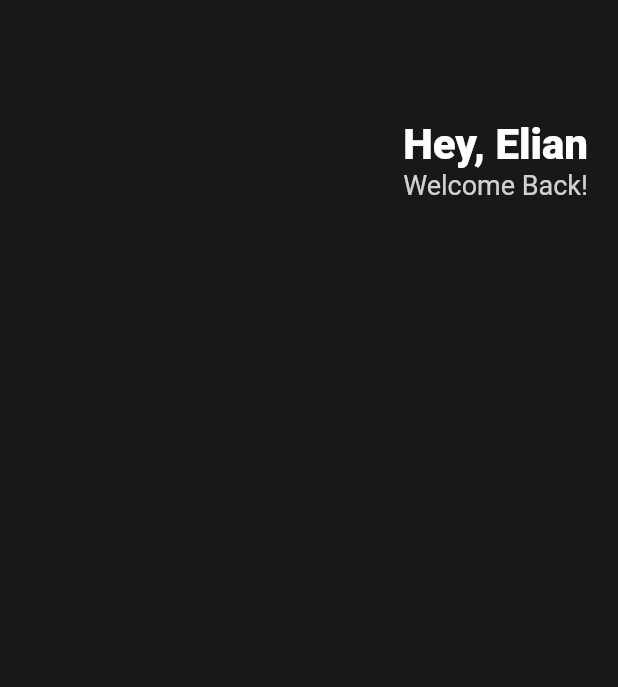
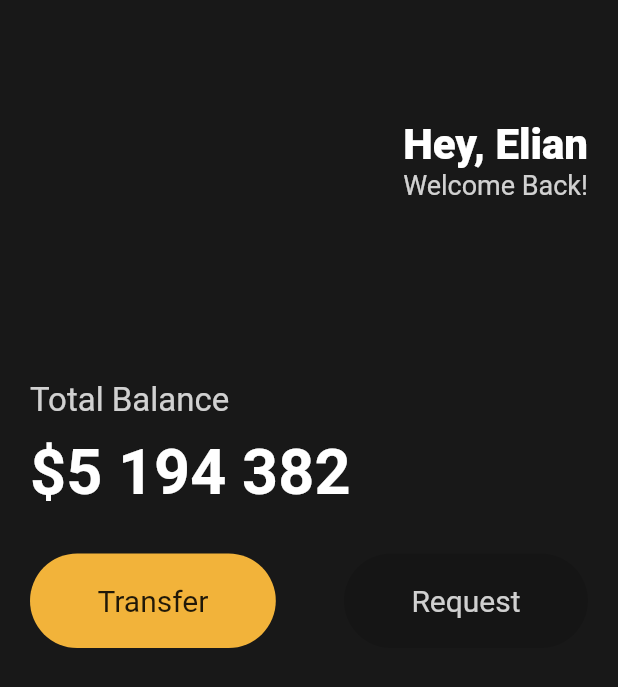
Before and after one commit to elian118/toonflix, a Flutter app: the screen it shows after launch, on a phone screen of 412 x 824 dp. Shown: the top 687 px of the screen. Run offline on Flutter 3.47's test engine with Material 2 defaults, Android fonts, the phone set to English and light mode, and no system bars.

Commit message:
3.2 Button Section

```diff
--- a/lib/main.dart
+++ b/lib/main.dart
@@ -1,4 +1,3 @@
-import 'package:flutter/cupertino.dart';
 import 'package:flutter/material.dart';
 
 void main() {
@@ -17,6 +16,7 @@ class App extends StatelessWidget {
               horizontal: 20
           ), // 수평 오프셋 20 지정
           child: Column(
+            crossAxisAlignment: CrossAxisAlignment.start,
             children: [
               SizedBox(height: 80),
               Row(
@@ -43,7 +43,73 @@ class App extends StatelessWidget {
                     ],
                   )
                 ],
-              )
+              ),
+              SizedBox(
+                height: 120,
+              ),
+              Text(
+                  'Total Balance',
+                style: TextStyle(
+                  fontSize: 22,
+                  color: Colors.white.withOpacity(0.8),
+                ),
+              ),
+              SizedBox(
+                height: 10,
+              ),
+              Text(
+                '\$5 194 382',
+                style: TextStyle(
+                  fontSize: 42,
+                  fontWeight: FontWeight.w600,
+                  color: Colors.white,
+                ),
+              ),
+              SizedBox(
+                height: 30,
+              ),
+              Row(
+                mainAxisAlignment: MainAxisAlignment.spaceBetween,
+                children: [
+                  Container(
+                    decoration: BoxDecoration(
+                      color: Color(0xFFF2B33A),
+                      borderRadius: BorderRadius.circular(45),
+                    ),
+                    child: Padding(
+                      padding: EdgeInsets.symmetric(
+                        vertical: 20,
+                        horizontal: 45,
+                      ),
+                      child: Text(
+                        'Transfer',
+                        style: TextStyle(
+                          fontSize: 20,
+                        ),
+                      ),
+                    ),
+                  ),
+                  Container(
+                    decoration: BoxDecoration(
+                      color: Colors.black12,
+                      borderRadius: BorderRadius.circular(45),
+                    ),
+                    child: Padding(
+                      padding: EdgeInsets.symmetric(
+                        vertical: 20,
+                        horizontal: 45,
+                      ),
+                      child: Text(
+                        'Request',
+                        style: TextStyle(
+                          fontSize: 20,
+                          color: Colors.white.withOpacity(0.8),
+                        ),
+                      ),
+                    ),
+                  ),
+                ],
+              ),
             ],
           ),
         )
```
